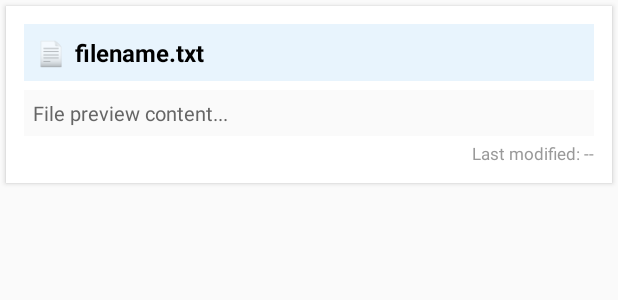
After one commit to Eb43/txtnotes, an Android app: the layout file_item_card.xml on its own in the app's theme, with its tools: preview values and no code run, on a phone screen of 412 x 824 dp. The commit adds this screen. Shown: the top 300 px of the screen. Run offline under Robolectric (Android 15) with nearby library versions, the phone set to English and light mode, and no system bars.

Commit message:
Add files via upload

```diff
--- /dev/null
+++ b/TXTNotes/app/src/main/res/layout/file_item_card.xml
@@ -0,0 +1,80 @@
+<?xml version="1.0" encoding="utf-8"?>
+<androidx.cardview.widget.CardView xmlns:android="http://schemas.android.com/apk/res/android"
+    xmlns:app="http://schemas.android.com/apk/res-auto"
+    android:layout_width="match_parent"
+    android:layout_height="wrap_content"
+    android:layout_marginStart="4dp"
+    android:layout_marginLeft="4dp"
+    android:layout_marginTop="4dp"
+    android:layout_marginEnd="4dp"
+    android:layout_marginRight="4dp"
+    android:layout_marginBottom="40dp"
+    app:cardBackgroundColor="@android:color/white"
+    app:cardCornerRadius="0dp"
+    app:cardElevation="2dp">
+
+    <LinearLayout
+        android:layout_width="match_parent"
+        android:layout_height="wrap_content"
+        android:orientation="vertical"
+        android:padding="12dp">
+
+        <!-- Card Header - File Name with Icon -->
+        <LinearLayout
+            android:layout_width="match_parent"
+            android:layout_height="wrap_content"
+            android:layout_marginBottom="6dp"
+            android:background="#E8F4FD"
+            android:gravity="center_vertical"
+            android:orientation="horizontal"
+            android:padding="8dp">
+
+            <TextView
+                android:layout_width="wrap_content"
+                android:layout_height="wrap_content"
+                android:layout_marginEnd="6dp"
+                android:text="📄"
+                android:textSize="16sp" />
+
+            <TextView
+                android:id="@+id/fileNameHeader"
+                android:layout_width="0dp"
+                android:layout_height="wrap_content"
+                android:layout_weight="1"
+                android:ellipsize="end"
+                android:singleLine="true"
+                android:text="filename.txt"
+                android:textColor="@android:color/black"
+                android:textSize="16sp"
+                android:textStyle="bold" />
+
+        </LinearLayout>
+
+        <!-- File Preview Content -->
+        <TextView
+            android:id="@+id/filePreview"
+            android:layout_width="match_parent"
+            android:layout_height="wrap_content"
+            android:background="#FAFAFA"
+            android:ellipsize="end"
+            android:maxLines="10"
+            android:padding="6dp"
+            android:text="File preview content..."
+            android:textColor="#666666"
+            android:textSize="13sp" />
+
+        <!-- Last Modified Date -->
+        <TextView
+            android:id="@+id/lastModified"
+            android:layout_width="match_parent"
+            android:layout_height="wrap_content"
+            android:layout_marginTop="4dp"
+            android:gravity="end"
+            android:singleLine="true"
+            android:text="Last modified: --"
+            android:textColor="#999999"
+            android:textSize="11sp" />
+
+    </LinearLayout>
+
+</androidx.cardview.widget.CardView>
```
Also changed, not shown: TXTNotes/app/src/main/java/com/txtnotes/FileCardAdapter.java (added, +118 -0 lines), TXTNotes/app/src/main/java/com/txtnotes/MainActivity.java (+201 -63 lines).
